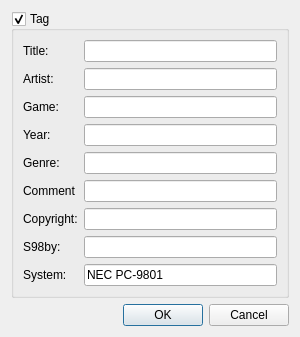
Before: the Qt Designer form BambooTracker/gui/s98_export_settings_dialog.ui in BambooTracker/BambooTracker, drawn with Qt 5.
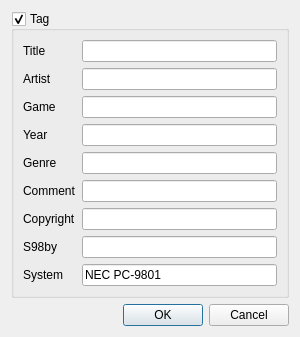
After: the same form once the commit is applied.

Patch:
```diff
--- a/BambooTracker/gui/s98_export_settings_dialog.ui
+++ b/BambooTracker/gui/s98_export_settings_dialog.ui
@@ -26,7 +26,7 @@
       <item row="0" column="0">
        <widget class="QLabel" name="titleLabel">
         <property name="text">
-         <string>Title:</string>
+         <string>Title</string>
         </property>
        </widget>
       </item>
@@ -36,7 +36,7 @@
       <item row="1" column="0">
        <widget class="QLabel" name="artistLabel">
         <property name="text">
-         <string>Artist:</string>
+         <string>Artist</string>
         </property>
        </widget>
       </item>
@@ -46,7 +46,7 @@
       <item row="2" column="0">
        <widget class="QLabel" name="gameLabel">
         <property name="text">
-         <string>Game:</string>
+         <string>Game</string>
         </property>
        </widget>
       </item>
@@ -56,7 +56,7 @@
       <item row="3" column="0">
        <widget class="QLabel" name="yearLabel">
         <property name="text">
-         <string>Year:</string>
+         <string>Year</string>
         </property>
        </widget>
       </item>
@@ -66,7 +66,7 @@
       <item row="4" column="0">
        <widget class="QLabel" name="genreLabel">
         <property name="text">
-         <string>Genre:</string>
+         <string>Genre</string>
         </property>
        </widget>
       </item>
@@ -86,7 +86,7 @@
       <item row="6" column="0">
        <widget class="QLabel" name="copyrightLabel">
         <property name="text">
-         <string>Copyright:</string>
+         <string>Copyright</string>
         </property>
        </widget>
       </item>
@@ -96,7 +96,7 @@
       <item row="7" column="0">
        <widget class="QLabel" name="s98byLabel">
         <property name="text">
-         <string>S98by:</string>
+         <string>S98by</string>
         </property>
        </widget>
       </item>
@@ -106,7 +106,7 @@
       <item row="8" column="0">
        <widget class="QLabel" name="systemLabel">
         <property name="text">
-         <string>System:</string>
+         <string>System</string>
         </property>
        </widget>
       </item>
```
Left out of the diff: 2 changed lines with no effect on the pictures.
